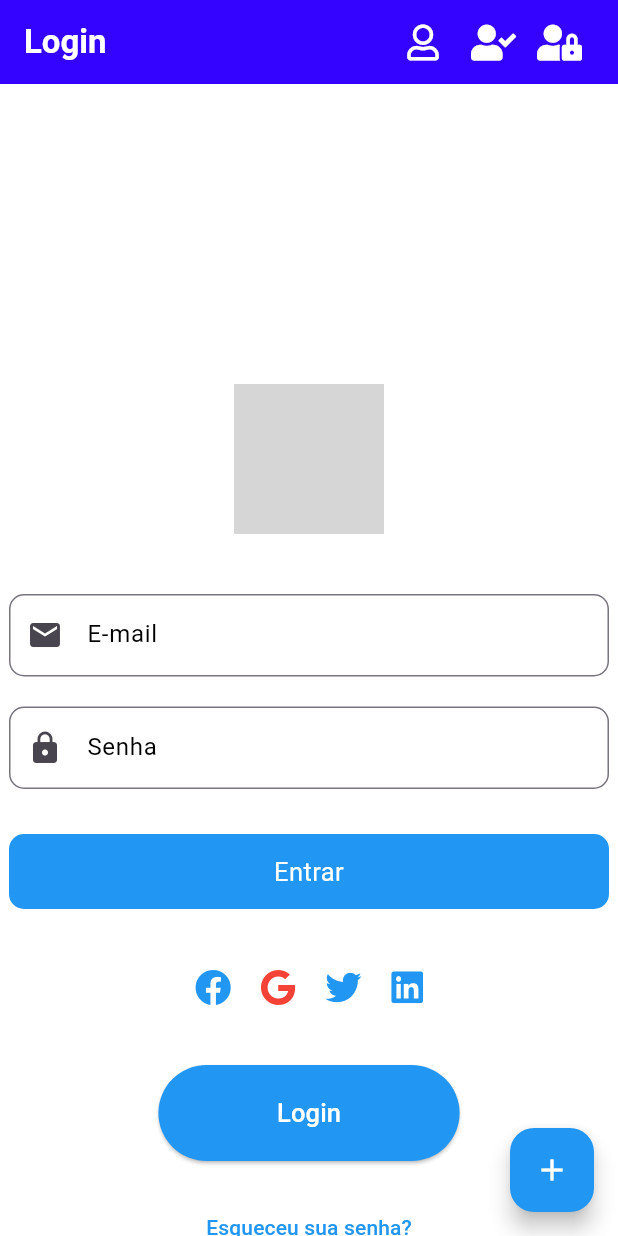
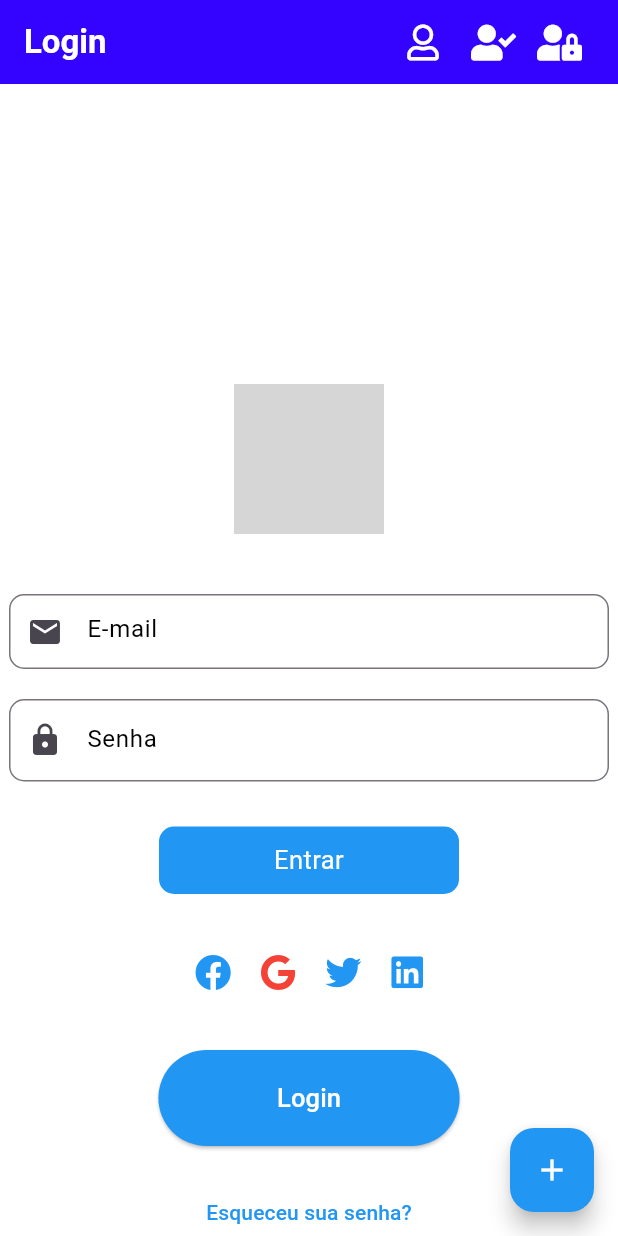
Before and after one commit to victorsouza-js/tela_login_flutter, a Flutter app: the screen it shows after launch, on a phone screen of 412 x 824 dp. Run offline on Flutter 3.47's test engine with Material 3 defaults, Android fonts, the phone set to English and light mode, and no system bars; our stand-ins replace font_awesome_flutter; network calls fail; grey boxes are pictures that could not be loaded.

Commit message:
add textfield

```diff
--- a/lib/main.dart
+++ b/lib/main.dart
@@ -46,7 +46,7 @@ class Login extends StatelessWidget {
               children: [
                 SizedBox(
                   width: 400,
-                  height: 55,
+                  height: 50,
                   child: TextField(
                     decoration: InputDecoration(
                       prefixIcon: Icon(Icons.email),
@@ -82,8 +82,8 @@ class Login extends StatelessWidget {
                 SizedBox(height: 30),
                 Center(
                   child: Container(
-                    width: 400,
-                    height: 50,
+                    width: 200,
+                    height: 45,
                     decoration: BoxDecoration(
                       color: Colors.blue,
                       borderRadius: BorderRadius.circular(10),
```
